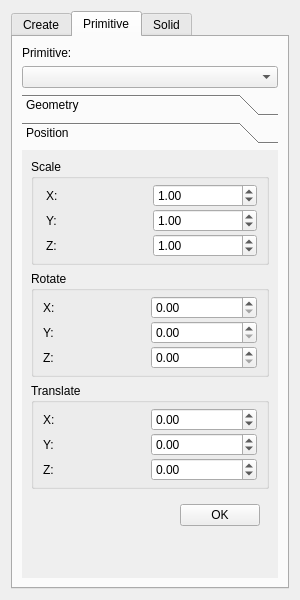
The window that src/ToolWidget.ui (Ovilia/April) describes before a commit, drawn with Qt 5.
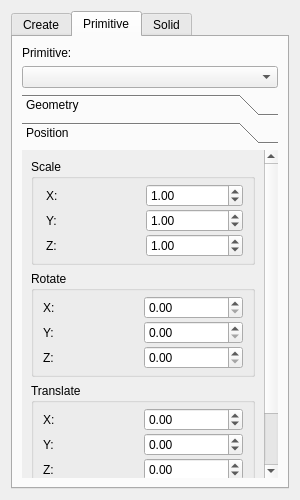
The same window after the commit. The open tabs and pages were chosen to show the change. Icons and pictures are not drawn.

Diff of the .ui file:
```diff
--- a/src/ToolWidget.ui
+++ b/src/ToolWidget.ui
@@ -7,7 +7,7 @@
     <x>0</x>
     <y>0</y>
     <width>300</width>
-    <height>600</height>
+    <height>500</height>
    </rect>
   </property>
   <property name="sizePolicy">
@@ -19,13 +19,13 @@
   <property name="minimumSize">
    <size>
     <width>300</width>
-    <height>600</height>
+    <height>500</height>
    </size>
   </property>
   <property name="maximumSize">
    <size>
     <width>300</width>
-    <height>800</height>
+    <height>500</height>
    </size>
   </property>
   <property name="windowTitle">
@@ -598,8 +598,8 @@
            <rect>
             <x>0</x>
             <y>0</y>
-            <width>258</width>
-            <height>443</height>
+            <width>241</width>
+            <height>347</height>
            </rect>
           </property>
           <attribute name="label">
```
Left out of the diff: 6 changed lines with no effect on the pictures.
